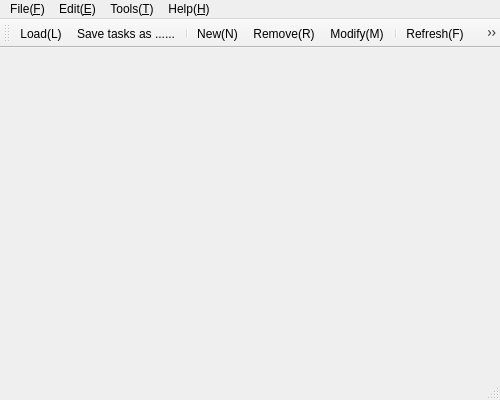
KangLin/Calendar, file MainWindow.ui: the form before one commit.
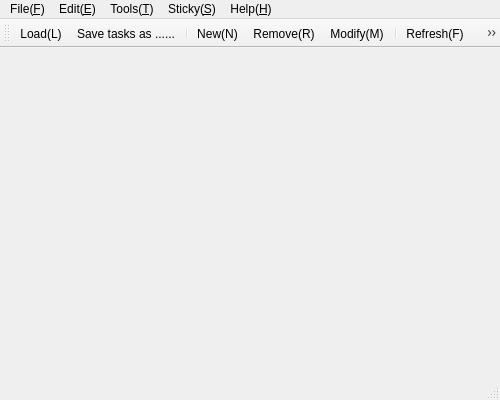
The form after the commit. Icons and pictures are not drawn.

Patch:
```diff
--- a/MainWindow.ui
+++ b/MainWindow.ui
@@ -59,9 +59,16 @@
     <addaction name="actionSink_S"/>
     <addaction name="actionOption_O"/>
    </widget>
+   <widget class="QMenu" name="menuSticky_S">
+    <property name="title">
+     <string>Sticky(&amp;S)</string>
+    </property>
+    <addaction name="actionSticky_list_L"/>
+   </widget>
    <addaction name="menuFile_F"/>
    <addaction name="menuEdit_E"/>
    <addaction name="menuTools"/>
+   <addaction name="menuSticky_S"/>
    <addaction name="menuHelp_H"/>
   </widget>
   <widget class="QStatusBar" name="statusbar"/>
```
Left out of the diff: 10 changed lines with no effect on the pictures.
